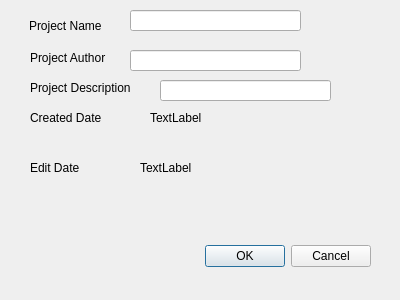
Above: src/main/python/UI/ProjectConfigDialog/projectConfig.ui from mschong/Protocol-Dissector-Builder before the change. Below: the same form after it.
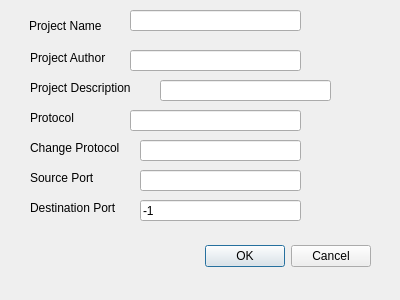
That is the form after the change.

Commit message: Added project attributes

Patch:
```diff
--- a/src/main/python/UI/ProjectConfigDialog/projectConfig.ui
+++ b/src/main/python/UI/ProjectConfigDialog/projectConfig.ui
@@ -68,32 +68,6 @@
     <string>Project Description</string>
    </property>
   </widget>
-  <widget class="QLabel" name="label_4">
-   <property name="geometry">
-    <rect>
-     <x>30</x>
-     <y>110</y>
-     <width>91</width>
-     <height>16</height>
-    </rect>
-   </property>
-   <property name="text">
-    <string>Created Date</string>
-   </property>
-  </widget>
-  <widget class="QLabel" name="label_5">
-   <property name="geometry">
-    <rect>
-     <x>30</x>
-     <y>160</y>
-     <width>60</width>
-     <height>16</height>
-    </rect>
-   </property>
-   <property name="text">
-    <string>Edit Date</string>
-   </property>
-  </widget>
   <widget class="QLineEdit" name="lineEdit">
    <property name="geometry">
     <rect>
@@ -124,30 +98,99 @@
     </rect>
    </property>
   </widget>
+  <widget class="QLineEdit" name="lineEdit_4">
+   <property name="geometry">
+    <rect>
+     <x>130</x>
+     <y>110</y>
+     <width>171</width>
+     <height>21</height>
+    </rect>
+   </property>
+  </widget>
+  <widget class="QLabel" name="label_4">
+   <property name="geometry">
+    <rect>
+     <x>30</x>
+     <y>110</y>
+     <width>60</width>
+     <height>16</height>
+    </rect>
+   </property>
+   <property name="text">
+    <string>Protocol</string>
+   </property>
+  </widget>
+  <widget class="QLabel" name="label_5">
+   <property name="geometry">
+    <rect>
+     <x>30</x>
+     <y>140</y>
+     <width>121</width>
+     <height>16</height>
+    </rect>
+   </property>
+   <property name="text">
+    <string>Change Protocol</string>
+   </property>
+  </widget>
   <widget class="QLabel" name="label_6">
    <property name="geometry">
     <rect>
-     <x>150</x>
-     <y>110</y>
-     <width>60</width>
+     <x>30</x>
+     <y>170</y>
+     <width>91</width>
      <height>16</height>
     </rect>
    </property>
    <property name="text">
-    <string>TextLabel</string>
+    <string>Source Port</string>
    </property>
   </widget>
   <widget class="QLabel" name="label_7">
    <property name="geometry">
     <rect>
-     <x>140</x>
-     <y>160</y>
-     <width>60</width>
+     <x>30</x>
+     <y>200</y>
+     <width>111</width>
      <height>16</height>
     </rect>
    </property>
    <property name="text">
-    <string>TextLabel</string>
+    <string>Destination Port</string>
+   </property>
+  </widget>
+  <widget class="QLineEdit" name="lineEdit_5">
+   <property name="geometry">
+    <rect>
+     <x>140</x>
+     <y>140</y>
+     <width>161</width>
+     <height>21</height>
+    </rect>
+   </property>
+  </widget>
+  <widget class="QLineEdit" name="lineEdit_6">
+   <property name="geometry">
+    <rect>
+     <x>140</x>
+     <y>170</y>
+     <width>161</width>
+     <height>21</height>
+    </rect>
+   </property>
+  </widget>
+  <widget class="QLineEdit" name="lineEdit_7">
+   <property name="geometry">
+    <rect>
+     <x>140</x>
+     <y>200</y>
+     <width>161</width>
+     <height>21</height>
+    </rect>
+   </property>
+   <property name="text">
+    <string>-1</string>
    </property>
   </widget>
  </widget>
```
The commit also changes 4 other files.
